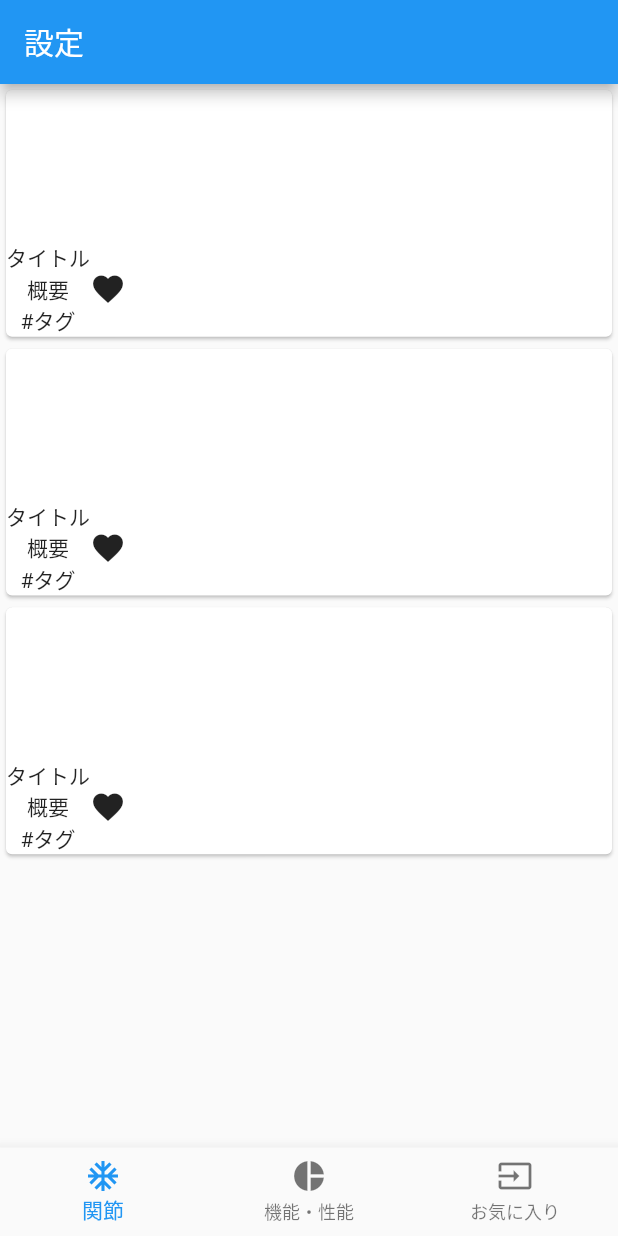
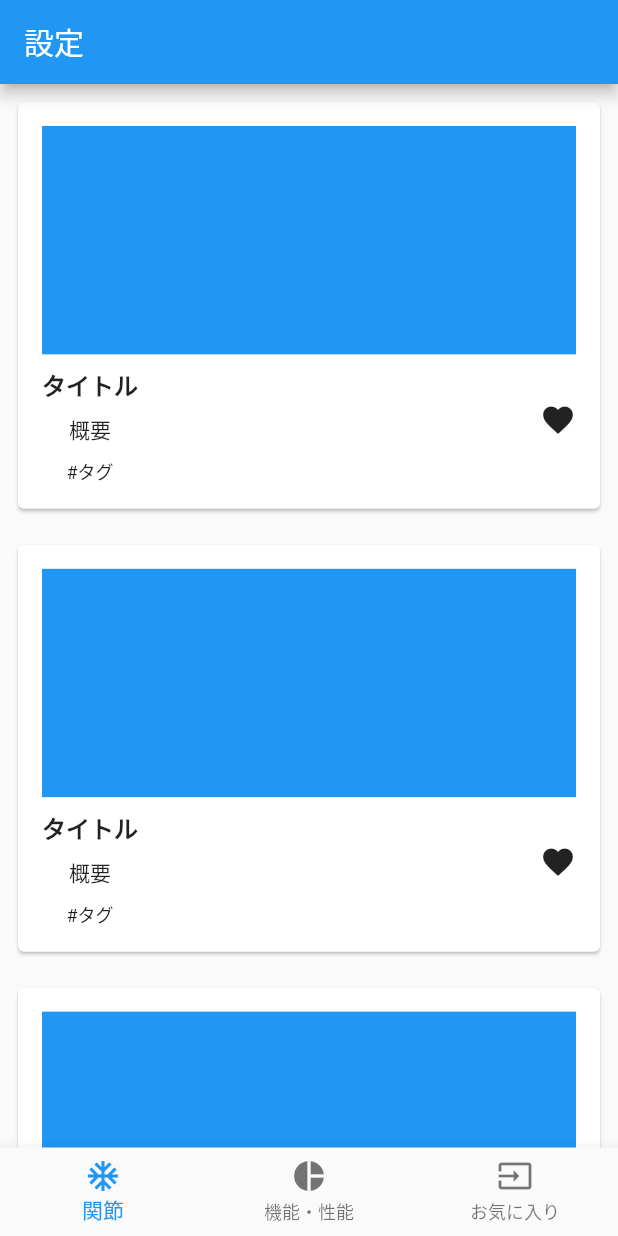
Before and after one commit to taichi1001/RinshoCorrect, a Flutter app: the screen it shows after launch, on a phone screen of 412 x 824 dp. Run offline on Flutter 3.47's test engine with Material 2 defaults, Android fonts, the phone set to English and light mode, and no system bars; our stand-ins replace flutter_screenutil.

Commit message:
位置調整

```diff
--- a/lib/ui/joint_screen.dart
+++ b/lib/ui/joint_screen.dart
@@ -11,7 +11,8 @@ class JointScreen extends StatelessWidget {
       ),
       body: ListView.builder(
         itemCount: 3,
-        itemBuilder: (BuildContext context, int index) => const ArticleListCard(),
+        itemBuilder: (BuildContext context, int index) =>
+            const ArticleListCard(),
       ),
     );
   }
@@ -26,22 +27,44 @@ class ArticleListCard extends StatelessWidget {
   Widget build(BuildContext context) {
     return GestureDetector(
       onTap: () {},
+      child: Padding(
+        padding: const EdgeInsets.all(8),
         child: Card(
           color: Theme.of(context).cardColor,
+          child: Padding(
+            padding: const EdgeInsets.all(16),
             child: Column(
               children: [
                 Container(
-              width: 200.w,
-              height: 100.h,
+                  color: Colors.blue,
+                  height: 150.h,
                 ),
                 Row(
+                  mainAxisAlignment: MainAxisAlignment.spaceBetween,
                   children: [
-                Column(
+                    Padding(
+                      padding: const EdgeInsets.only(top: 8),
+                      child: Column(
                         children: const [
-                    Text('タイトル'),
-                    Text('概要'),
-                    Text('#タグ'),
+                          Text(
+                            'タイトル',
+                            style: TextStyle(
+                              fontSize: 16,
+                              fontWeight: FontWeight.bold,
+                            ),
+                          ),
+                          SizedBox(height: 8),
+                          Text(
+                            '概要',
+                            style: TextStyle(fontSize: 14),
+                          ),
+                          SizedBox(height: 8),
+                          Text(
+                            '#タグ',
+                            style: TextStyle(fontSize: 12),
+                          ),
                         ],
+                      ),
                     ),
                     const Icon(
                       Icons.favorite,
@@ -51,6 +74,8 @@ class ArticleListCard extends StatelessWidget {
               ],
             ),
           ),
+        ),
+      ),
     );
   }
 }
```
Lines whose indentation alone changed are shown as unchanged.
